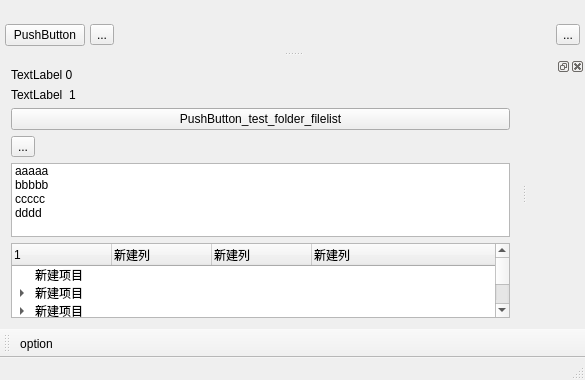
Qt form App/AppOptionTest/optionmainwindow.ui (tiangaomingjing/ServoDriveTech) before a commit.
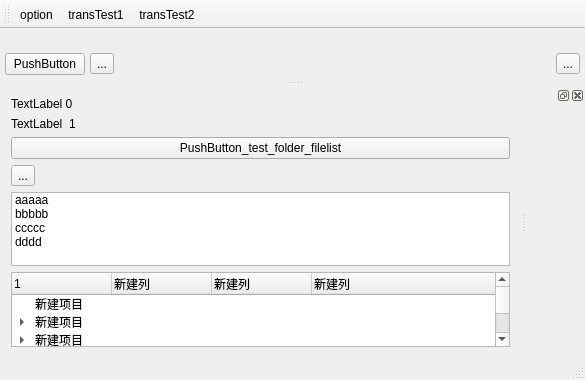
The same form after that commit.

What changed in the file:
```diff
--- a/App/AppOptionTest/optionmainwindow.ui
+++ b/App/AppOptionTest/optionmainwindow.ui
@@ -165,12 +165,14 @@
   </widget>
   <widget class="QToolBar" name="mainToolBar">
    <attribute name="toolBarArea">
-    <enum>BottomToolBarArea</enum>
+    <enum>TopToolBarArea</enum>
    </attribute>
    <attribute name="toolBarBreak">
     <bool>false</bool>
    </attribute>
    <addaction name="actionOption"/>
+   <addaction name="actionTransTest1"/>
+   <addaction name="actionTransTest2"/>
   </widget>
   <widget class="QStatusBar" name="statusBar"/>
   <widget class="QDockWidget" name="dockWidget">
@@ -245,6 +247,16 @@
     <string>option</string>
    </property>
   </action>
+  <action name="actionTransTest1">
+   <property name="text">
+    <string>transTest1</string>
+   </property>
+  </action>
+  <action name="actionTransTest2">
+   <property name="text">
+    <string>transTest2</string>
+   </property>
+  </action>
  </widget>
  <layoutdefault spacing="6" margin="11"/>
  <resources/>
```
